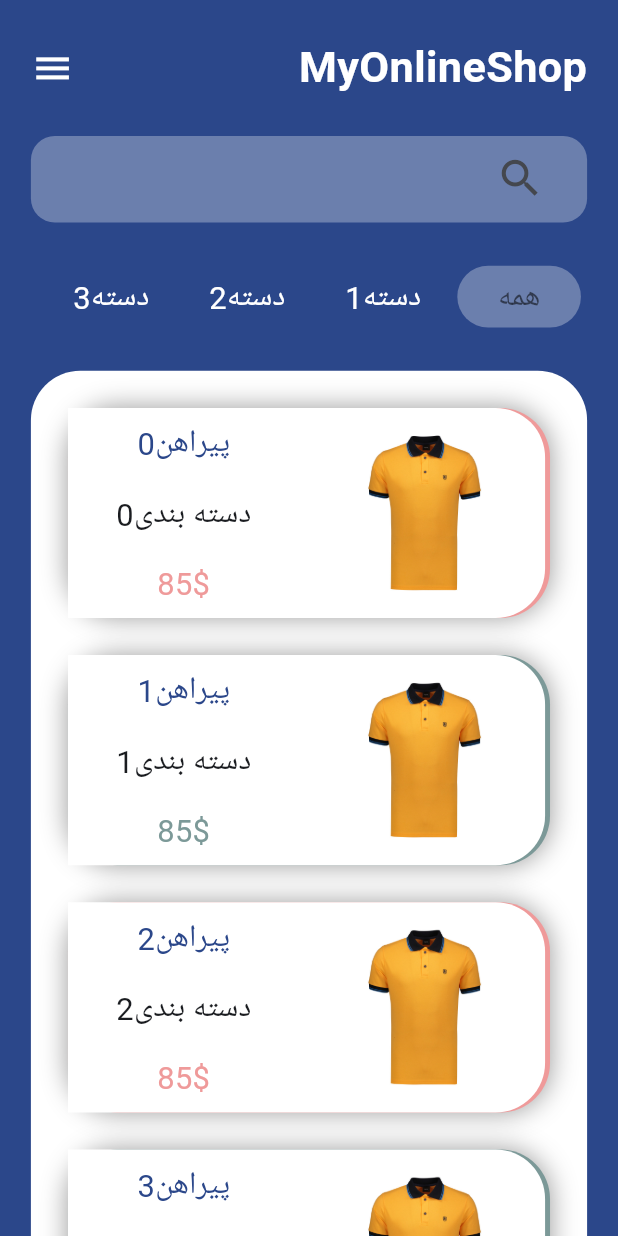
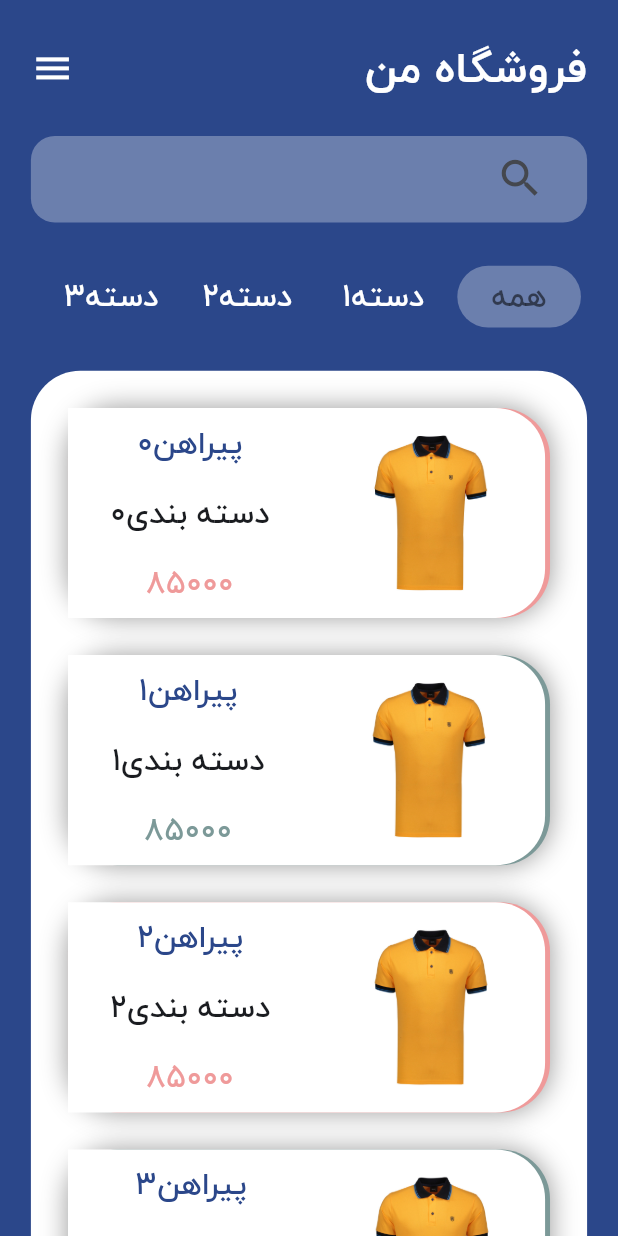
Before and after one commit to pouriashiralipour/online_shop_flutter_backend_with_dart, a Flutter app: the screen it shows after launch, on a phone screen of 412 x 824 dp. Run offline on Flutter 3.47's test engine with Material 2 defaults, Android fonts, the phone set to English and light mode, and no system bars.

```diff
--- a/lib/home/home_screen.dart
+++ b/lib/home/home_screen.dart
@@ -39,11 +39,12 @@ class _MainScreenState extends State<MainScreen> {
                       children: [
                         Container(
                           child: Text(
-                            'MyOnlineShop',
+                            'فروشگاه من',
                             style: TextStyle(
                                 color: Colors.white,
                                 fontSize: width * 0.07,
-                                fontWeight: FontWeight.bold),
+                                fontFamily: 'BYekan',
+                                fontWeight: FontWeight.w700),
                           ),
                         ),
                         Container(
@@ -118,6 +119,7 @@ class _MainScreenState extends State<MainScreen> {
                             child: Text(
                               index == 0 ? 'همه' : "دسته$index",
                               style: TextStyle(
+                                  fontFamily: 'BYekan',
                                   color: activeTab == index
                                       ? Colors.black54
                                       : Colors.white,
@@ -202,6 +204,7 @@ class _MainScreenState extends State<MainScreen> {
                                             child: Text(
                                           'پیراهن$index',
                                           style: TextStyle(
+                                              fontFamily: 'BYekan',
                                               fontSize: width * 0.05,
                                               color: const Color(0xFF2b478a)),
                                         )),
@@ -209,13 +212,15 @@ class _MainScreenState extends State<MainScreen> {
                                           child: Text(
                                             'دسته بندی$index',
                                             style: TextStyle(
+                                                fontFamily: 'BYekan',
                                                 fontSize: width * 0.05),
                                           ),
                                         ),
                                         Container(
                                           child: Text(
-                                            '85\$',
+                                            '85000',
                                             style: TextStyle(
+                                                fontFamily: 'BYekan',
                                                 fontSize: width * 0.05,
                                                 color: index.isEven
                                                     ? Colors.red[200]
```
Also changed, not shown: lib/pages/models/item_details.dart (added, +15 -0 lines), pubspec.yaml (+6 -6 lines), assets/fonts/BYekan+ Bold.ttf (added), assets/fonts/BYekan+.ttf (added).
